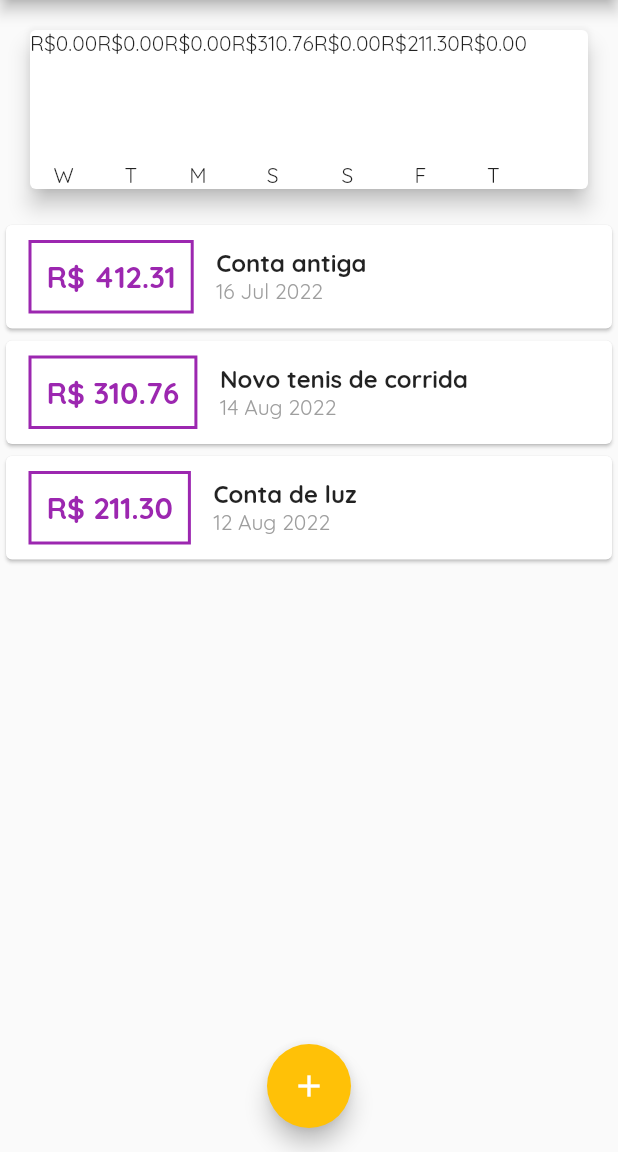
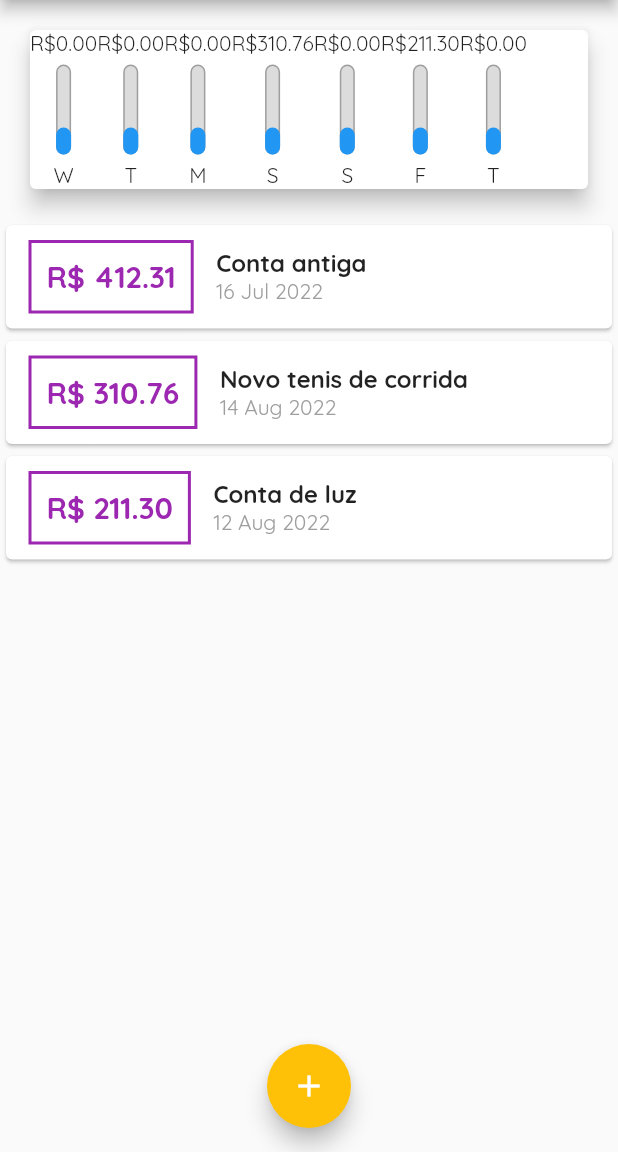
Before and after one commit to felipe-sousa/despesas_pessoais, a Flutter app: the screen it shows after launch, on a phone screen of 412 x 824 dp, the part 84-1236 px from its top. Run offline on Flutter 3.47's test engine with Material 2 defaults, Android fonts, the phone set to English and light mode, and no system bars.

Commit message:
chart bars

```diff
--- a/lib/components/chart.dart
+++ b/lib/components/chart.dart
@@ -38,7 +38,7 @@ class Chart extends StatelessWidget {
       margin: EdgeInsets.all(20),
       child: Row(
         children: groupedTransactions.map((tr) {
-          return ChartBar(label: tr['day'].toString(), value: tr['value'], percentage: 0);
+          return ChartBar(label: tr['day'].toString(), value: tr['value'], percentage: 0.30);
         }).toList(),
       ),
     );
--- a/lib/components/chart_bar.dart
+++ b/lib/components/chart_bar.dart
@@ -9,18 +9,39 @@ class ChartBar extends StatelessWidget {
 
   @override
   Widget build(BuildContext context) {
-    return Container(
-      child: Column(children: [
-        Text('R\$${value.toStringAsFixed(2)}'),
-        SizedBox(height: 5),
-        Container(
-          width: 10,
-          height: 60,
-          child: null,
+    return Column(children: [
+      Text('R\$${value.toStringAsFixed(2)}'),
+      const SizedBox(height: 5),
+      SizedBox(
+        width: 10,
+        height: 60,
+        child: Stack(
+          alignment: Alignment.bottomCenter,
+          children: [
+            Container(
+              decoration: BoxDecoration(
+                border: Border.all(
+                  color: Colors.grey,
+                  width: 1.0,
+                ),
+                color: const Color.fromRGBO(220, 220, 220, 1),
+                borderRadius: BorderRadius.circular(5),
+              ),
+            ),
+            FractionallySizedBox(
+              heightFactor: percentage,
+              child: Container(
+                decoration: BoxDecoration(
+                  color: Theme.of(context).primaryColor,
+                  borderRadius: BorderRadius.circular(5),
+                ),
+              ),
+            ),
+          ],
         ),
-        SizedBox(height: 5),
-        Text(label),
-      ]),
-    );
+      ),
+      const SizedBox(height: 5),
+      Text(label),
+    ]);
   }
 }
```
